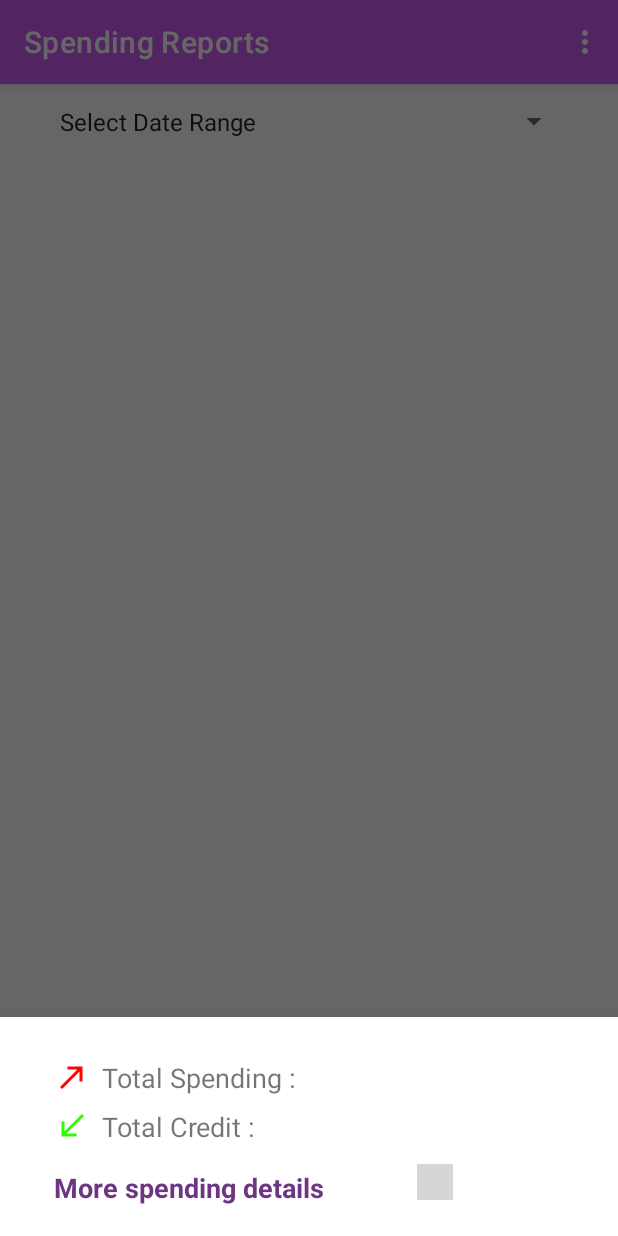
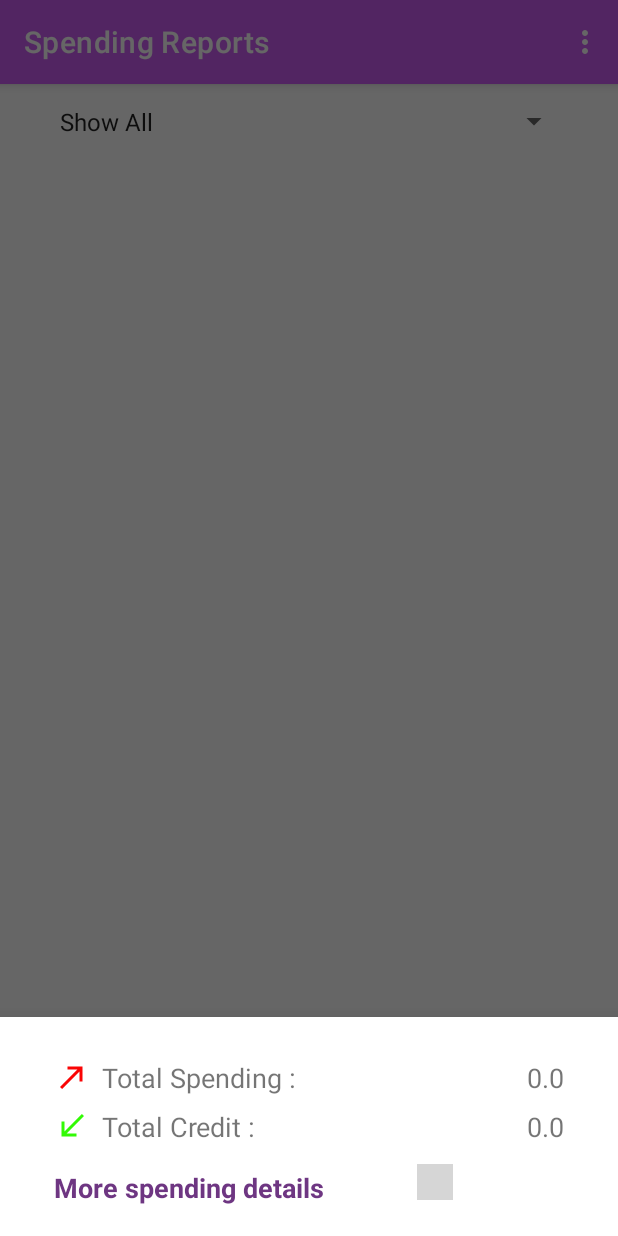
Before and after one commit to AmarantBCL/BudgetApp, an Android app: the fragment StatisticsBottomSheetFragment placed in its activity, item 2 of the bottom bar chosen, on a phone screen of 412 x 824 dp. Run offline under Robolectric (Android 15) with nearby library versions, the phone set to English and light mode, and no system bars; our stand-ins replace Dagger/Hilt's generated code, navigation-ui; 1 statement that could not run was skipped; grey boxes are pictures that could not be loaded.

Commit message:
Date range localization

```diff
--- a/app/src/main/java/com/amarant/apps/budgetapp/ui/fragments/ReportsFragment.kt
+++ b/app/src/main/java/com/amarant/apps/budgetapp/ui/fragments/ReportsFragment.kt
@@ -1,7 +1,6 @@
 package com.amarant.apps.budgetapp.ui.fragments
 
 import android.os.Bundle
-import android.util.Log
 import android.view.LayoutInflater
 import android.view.View
 import android.view.ViewGroup
@@ -9,7 +8,6 @@ import android.widget.AdapterView
 import android.widget.ArrayAdapter
 import androidx.fragment.app.Fragment
 import androidx.fragment.app.activityViewModels
-import androidx.fragment.app.viewModels
 import androidx.recyclerview.widget.ItemTouchHelper
 import androidx.recyclerview.widget.LinearLayoutManager
 import androidx.recyclerview.widget.RecyclerView
@@ -17,17 +15,16 @@ import com.amarant.apps.budgetapp.R
 import com.amarant.apps.budgetapp.databinding.FragmentReportsBinding
 import com.amarant.apps.budgetapp.ui.adapter.ReportsAdapter
 import com.amarant.apps.budgetapp.ui.viewmodels.BudgetViewModel
-import com.amarant.apps.budgetapp.util.Constants.PERIOD_LAST_MONTH
-import com.amarant.apps.budgetapp.util.Constants.PERIOD_LAST_TWO_MONTHS
-import com.amarant.apps.budgetapp.util.Constants.PERIOD_THIS_MONTH
-import com.amarant.apps.budgetapp.util.Constants.PERIOD_THIS_WEEK
-import com.amarant.apps.budgetapp.util.Constants.PERIOD_SHOW_ALL
-import com.amarant.apps.budgetapp.util.Constants.PERIOD_TODAY
-import com.amarant.apps.budgetapp.util.Constants.PERIOD_LAST_TWO_WEEKS
-import com.amarant.apps.budgetapp.util.Constants.PERIOD_LAST_TWO_DAYS
-import com.amarant.apps.budgetapp.util.Constants.PERIOD_LAST_WEEK
-import com.amarant.apps.budgetapp.util.Constants.PERIOD_YESTERDAY
-import com.amarant.apps.budgetapp.util.Constants.SELECT_DATA_RANGE
+import com.amarant.apps.budgetapp.util.PeriodUtils.PERIOD_LAST_MONTH
+import com.amarant.apps.budgetapp.util.PeriodUtils.PERIOD_LAST_TWO_DAYS
+import com.amarant.apps.budgetapp.util.PeriodUtils.PERIOD_LAST_TWO_MONTHS
+import com.amarant.apps.budgetapp.util.PeriodUtils.PERIOD_LAST_TWO_WEEKS
+import com.amarant.apps.budgetapp.util.PeriodUtils.PERIOD_LAST_WEEK
+import com.amarant.apps.budgetapp.util.PeriodUtils.PERIOD_SHOW_ALL
+import com.amarant.apps.budgetapp.util.PeriodUtils.PERIOD_THIS_MONTH
+import com.amarant.apps.budgetapp.util.PeriodUtils.PERIOD_THIS_WEEK
+import com.amarant.apps.budgetapp.util.PeriodUtils.PERIOD_TODAY
+import com.amarant.apps.budgetapp.util.PeriodUtils.PERIOD_YESTERDAY
 import com.amarant.apps.budgetapp.util.UtilityFunctions
 import com.amarant.apps.budgetapp.util.UtilityFunctions.dateMillisToString
 import com.amarant.apps.budgetapp.util.UtilityFunctions.getStartOfLastMonth
@@ -36,7 +33,6 @@ import com.amarant.apps.budgetapp.util.UtilityFunctions.getStartOfPreviousWeek
 import com.amarant.apps.budgetapp.util.UtilityFunctions.getStartOfWeek
 import com.amarant.apps.budgetapp.util.UtilityFunctions.getToday
 import com.amarant.apps.budgetapp.util.UtilityFunctions.getYesterday
-import com.bumptech.glide.util.Util
 import com.google.android.material.snackbar.Snackbar
 import dagger.hilt.android.AndroidEntryPoint
 import java.util.Calendar
@@ -50,19 +46,6 @@ class ReportsFragment : Fragment(), ReportsAdapter.MyOnClickListener {
 
     private val budgetViewModel: BudgetViewModel by activityViewModels()
     private lateinit var reportsAdapter: ReportsAdapter
-    private val dateRangeArray = arrayOf(
-        SELECT_DATA_RANGE,
-        PERIOD_TODAY,
-        PERIOD_YESTERDAY,
-        PERIOD_LAST_TWO_DAYS,
-        PERIOD_THIS_WEEK,
-        PERIOD_LAST_WEEK,
-        PERIOD_LAST_TWO_WEEKS,
-        PERIOD_THIS_MONTH,
-        PERIOD_LAST_MONTH,
-        PERIOD_LAST_TWO_MONTHS,
-        PERIOD_SHOW_ALL
-    )
     private lateinit var startDate: String
     private var period = PERIOD_SHOW_ALL
 
@@ -115,26 +98,15 @@ class ReportsFragment : Fragment(), ReportsAdapter.MyOnClickListener {
         }
         binding.dateRangeReportSpinner.onItemSelectedListener = object : AdapterView.OnItemSelectedListener {
             override fun onItemSelected(parent: AdapterView<*>?, view: View?, position: Int, id: Long) {
-                when(parent?.getItemAtPosition(position)) {
-                    PERIOD_TODAY -> getReportsForSelectedPeriod(PERIOD_TODAY)
-                    PERIOD_YESTERDAY -> getReportsForSelectedPeriod(PERIOD_YESTERDAY)
-                    PERIOD_LAST_TWO_DAYS -> getReportsForSelectedPeriod(PERIOD_LAST_TWO_DAYS)
-                    PERIOD_THIS_WEEK -> getReportsForSelectedPeriod(PERIOD_THIS_WEEK)
-                    PERIOD_LAST_WEEK -> getReportsForSelectedPeriod(PERIOD_LAST_WEEK)
-                    PERIOD_LAST_TWO_WEEKS -> getReportsForSelectedPeriod(PERIOD_LAST_TWO_WEEKS)
-                    PERIOD_THIS_MONTH -> getReportsForSelectedPeriod(PERIOD_THIS_MONTH)
-                    PERIOD_LAST_MONTH -> getReportsForSelectedPeriod(PERIOD_LAST_MONTH)
-                    PERIOD_LAST_TWO_MONTHS -> getReportsForSelectedPeriod(PERIOD_LAST_TWO_MONTHS)
-                    else -> getReportsForSelectedPeriod(PERIOD_SHOW_ALL)
-                }
-                period = parent?.getItemAtPosition(position) as String
+                getReportsForSelectedPeriod(position)
+                period = position
             }
 
             override fun onNothingSelected(p0: AdapterView<*>?) {
 
             }
         }
-        binding.dateRangeReportSpinner.setSelection(0)
+        binding.dateRangeReportSpinner.setSelection(PERIOD_SHOW_ALL)
     }
 
     override fun onDestroyView() {
@@ -168,6 +140,7 @@ class ReportsFragment : Fragment(), ReportsAdapter.MyOnClickListener {
     }
 
     private fun setSpinnerValues() {
+        val dateRangeArray = resources.getStringArray(R.array.periods)
         val arrayAdapter = ArrayAdapter(requireContext(), android.R.layout.simple_spinner_item, dateRangeArray)
         arrayAdapter.setDropDownViewResource(android.R.layout.simple_spinner_dropdown_item)
         binding.dateRangeReportSpinner.adapter = arrayAdapter
@@ -179,7 +152,7 @@ class ReportsFragment : Fragment(), ReportsAdapter.MyOnClickListener {
         budgetViewModel.setReportsBetweenDates(start, end)
     }
 
-    private fun getReportsForSelectedPeriod(period: String) {
+    private fun getReportsForSelectedPeriod(period: Int) {
         val start = when(period) {
             PERIOD_TODAY -> getToday()
             PERIOD_YESTERDAY -> getYesterday()
--- a/app/src/main/java/com/amarant/apps/budgetapp/ui/fragments/StatisticsBottomSheetFragment.kt
+++ b/app/src/main/java/com/amarant/apps/budgetapp/ui/fragments/StatisticsBottomSheetFragment.kt
@@ -1,7 +1,6 @@
 package com.amarant.apps.budgetapp.ui.fragments
 
 import android.os.Bundle
-import android.util.Log
 import android.view.LayoutInflater
 import android.view.View
 import android.view.ViewGroup
@@ -9,8 +8,8 @@ import androidx.fragment.app.viewModels
 import androidx.recyclerview.widget.LinearLayoutManager
 import com.amarant.apps.budgetapp.databinding.StatisticsBottomSheetBinding
 import com.amarant.apps.budgetapp.ui.adapter.DetailsAdapter
-import com.amarant.apps.budgetapp.entities.BudgetCategoryDetails
 import com.amarant.apps.budgetapp.ui.viewmodels.BudgetViewModel
+import com.amarant.apps.budgetapp.util.PeriodUtils.PERIOD_SHOW_ALL
 import com.google.android.material.bottomsheet.BottomSheetDialogFragment
 import dagger.hilt.android.AndroidEntryPoint
 
@@ -23,13 +22,13 @@ class StatisticsBottomSheetFragment : BottomSheetDialogFragment() {
 
     private val budgetViewModel: BudgetViewModel by viewModels()
 
-    private lateinit var period: String
+    private var period: Int = PERIOD_SHOW_ALL
 
     private lateinit var detailsAdapter: DetailsAdapter
 
     override fun onCreate(savedInstanceState: Bundle?) {
         super.onCreate(savedInstanceState)
-        period = requireArguments().getString(KEY_PERIOD) ?: "Show All"
+        period = requireArguments().getInt(KEY_PERIOD)
     }
 
     override fun onCreateView(
@@ -87,10 +86,10 @@ class StatisticsBottomSheetFragment : BottomSheetDialogFragment() {
 
         const val TAG = "StatisticsBottomSheet"
 
-        fun newInstance(period: String): StatisticsBottomSheetFragment {
+        fun newInstance(period: Int): StatisticsBottomSheetFragment {
             return StatisticsBottomSheetFragment().apply {
                 arguments = Bundle().apply {
-                    putString(KEY_PERIOD, period)
+                    putInt(KEY_PERIOD, period)
                 }
             }
         }
--- a/app/src/main/java/com/amarant/apps/budgetapp/ui/viewmodels/BudgetViewModel.kt
+++ b/app/src/main/java/com/amarant/apps/budgetapp/ui/viewmodels/BudgetViewModel.kt
@@ -8,16 +8,15 @@ import androidx.lifecycle.viewModelScope
 import com.amarant.apps.budgetapp.entities.Budget
 import com.amarant.apps.budgetapp.entities.BudgetCategoryDetails
 import com.amarant.apps.budgetapp.repository.BudgetRepository
-import com.amarant.apps.budgetapp.util.Constants
-import com.amarant.apps.budgetapp.util.Constants.PERIOD_LAST_MONTH
-import com.amarant.apps.budgetapp.util.Constants.PERIOD_LAST_TWO_MONTHS
-import com.amarant.apps.budgetapp.util.Constants.PERIOD_THIS_MONTH
-import com.amarant.apps.budgetapp.util.Constants.PERIOD_THIS_WEEK
-import com.amarant.apps.budgetapp.util.Constants.PERIOD_TODAY
-import com.amarant.apps.budgetapp.util.Constants.PERIOD_LAST_TWO_WEEKS
-import com.amarant.apps.budgetapp.util.Constants.PERIOD_LAST_TWO_DAYS
-import com.amarant.apps.budgetapp.util.Constants.PERIOD_LAST_WEEK
-import com.amarant.apps.budgetapp.util.Constants.PERIOD_YESTERDAY
+import com.amarant.apps.budgetapp.util.PeriodUtils.PERIOD_LAST_MONTH
+import com.amarant.apps.budgetapp.util.PeriodUtils.PERIOD_LAST_TWO_DAYS
+import com.amarant.apps.budgetapp.util.PeriodUtils.PERIOD_LAST_TWO_MONTHS
+import com.amarant.apps.budgetapp.util.PeriodUtils.PERIOD_LAST_TWO_WEEKS
+import com.amarant.apps.budgetapp.util.PeriodUtils.PERIOD_LAST_WEEK
+import com.amarant.apps.budgetapp.util.PeriodUtils.PERIOD_THIS_MONTH
+import com.amarant.apps.budgetapp.util.PeriodUtils.PERIOD_THIS_WEEK
+import com.amarant.apps.budgetapp.util.PeriodUtils.PERIOD_TODAY
+import com.amarant.apps.budgetapp.util.PeriodUtils.PERIOD_YESTERDAY
 import com.amarant.apps.budgetapp.util.UtilityFunctions
 import com.amarant.apps.budgetapp.util.UtilityFunctions.dateMillisToString
 import dagger.hilt.android.lifecycle.HiltViewModel
@@ -27,11 +26,11 @@ import javax.inject.Inject
 
 @HiltViewModel
 class BudgetViewModel @Inject constructor(
-    val budgetRepository: BudgetRepository
+    private val budgetRepository: BudgetRepository
 ) : ViewModel() {
 
     private val _dateRange = MutableLiveData(Pair(0L, System.currentTimeMillis()))
-    val dateRange: LiveData<Pair<Long, Long>>
+    private val dateRange: LiveData<Pair<Long, Long>>
         get() = _dateRange
 
     fun insertBudget(budget: Budget) = viewModelScope.launch {
@@ -57,25 +56,25 @@ class BudgetViewModel @Inject constructor(
         }
     }
 
-    fun calculateTotalSpending(period: String): LiveData<Float> {
+    fun calculateTotalSpending(period: Int): LiveData<Float> {
         val start = calculateStartPeriod(period)
         val end = calculateEndPeriod(period)
         return budgetRepository.getTotalSpendingForPeriod(start, end)
     }
 
-    fun calculateTotalCredit(period: String): LiveData<Float> {
+    fun calculateTotalCredit(period: Int): LiveData<Float> {
         val start = calculateStartPeriod(period)
         val end = calculateEndPeriod(period)
         return budgetRepository.getTotalCreditForPeriod(start, end)
     }
 
-    fun getSpendingsByCategory(period: String): LiveData<List<BudgetCategoryDetails>> {
+    fun getSpendingsByCategory(period: Int): LiveData<List<BudgetCategoryDetails>> {
         val start = calculateStartPeriod(period)
         val end = calculateEndPeriod(period)
         return budgetRepository.getSpendingsByCategory(start, end)
     }
 
-    private fun calculateStartPeriod(period: String): Long {
+    private fun calculateStartPeriod(period: Int): Long {
         val start = when (period) {
             PERIOD_TODAY -> UtilityFunctions.getToday()
             PERIOD_YESTERDAY -> UtilityFunctions.getYesterday()
@@ -93,7 +92,7 @@ class BudgetViewModel @Inject constructor(
         return start
     }
 
-    private fun calculateEndPeriod(period: String): Long {
+    private fun calculateEndPeriod(period: Int): Long {
         val end = when (period) {
             PERIOD_YESTERDAY -> UtilityFunctions.getToday() - 1000
             PERIOD_LAST_WEEK -> UtilityFunctions.getStartOfWeek() - 1000
--- a/app/src/main/res/values/strings.xml
+++ b/app/src/main/res/values/strings.xml
@@ -35,7 +35,7 @@
     <string name="item_deleted">Item Deleted</string>
     <string name="undo">Undo</string>
     <string name="fill_in_all_fields">Fill in all the required fields</string>
-    <string name="category_placeholder">%1$s :</string>
+    <string name="category_placeholder">%s :</string>
 
     <string-array name="debit_or_credit">
         <item>Debit</item>
@@ -54,4 +54,17 @@
         <item>Pets</item>
         <item>Taxi</item>
     </string-array>
+
+    <string-array name="periods">
+        <item>Today</item>
+        <item>Yesterday</item>
+        <item>Last 2 days</item>
+        <item>This week</item>
+        <item>Last week</item>
+        <item>Last 2 weeks</item>
+        <item>This month</item>
+        <item>Last month</item>
+        <item>Last 2 months</item>
+        <item>Show All</item>
+    </string-array>
 </resources>
```
Also changed, not shown: app/src/main/java/com/amarant/apps/budgetapp/util/Constants.kt (+0 -13 lines), app/src/main/java/com/amarant/apps/budgetapp/util/PeriodUtils.kt (added, +15 -0 lines), 1 other file.
